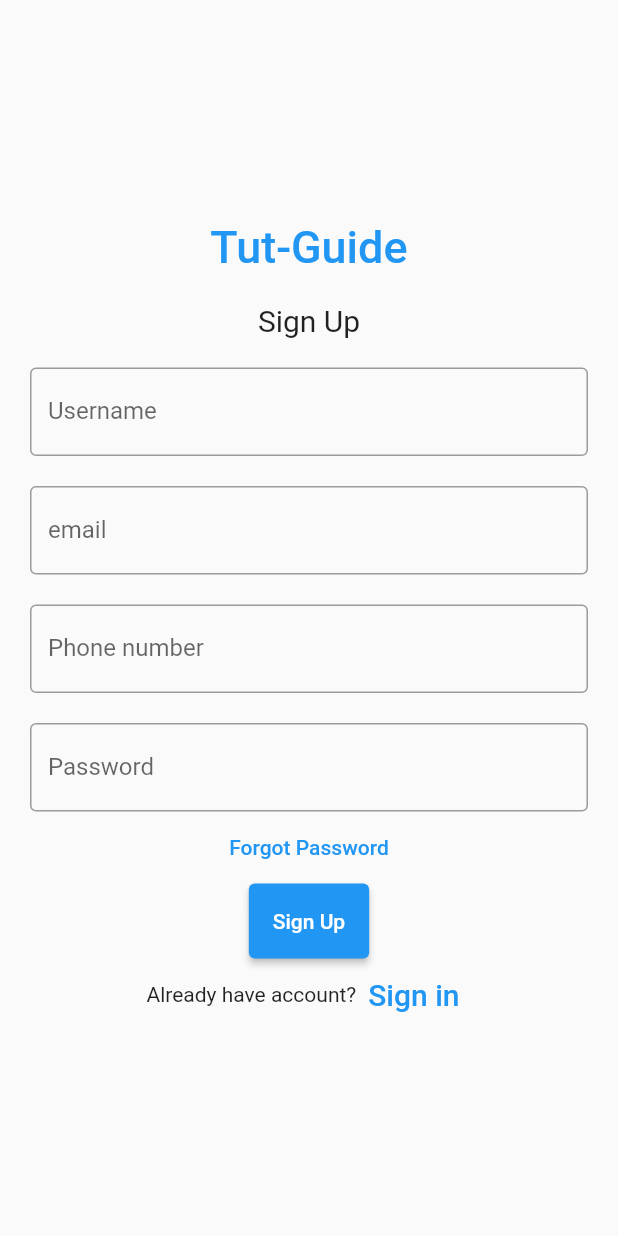
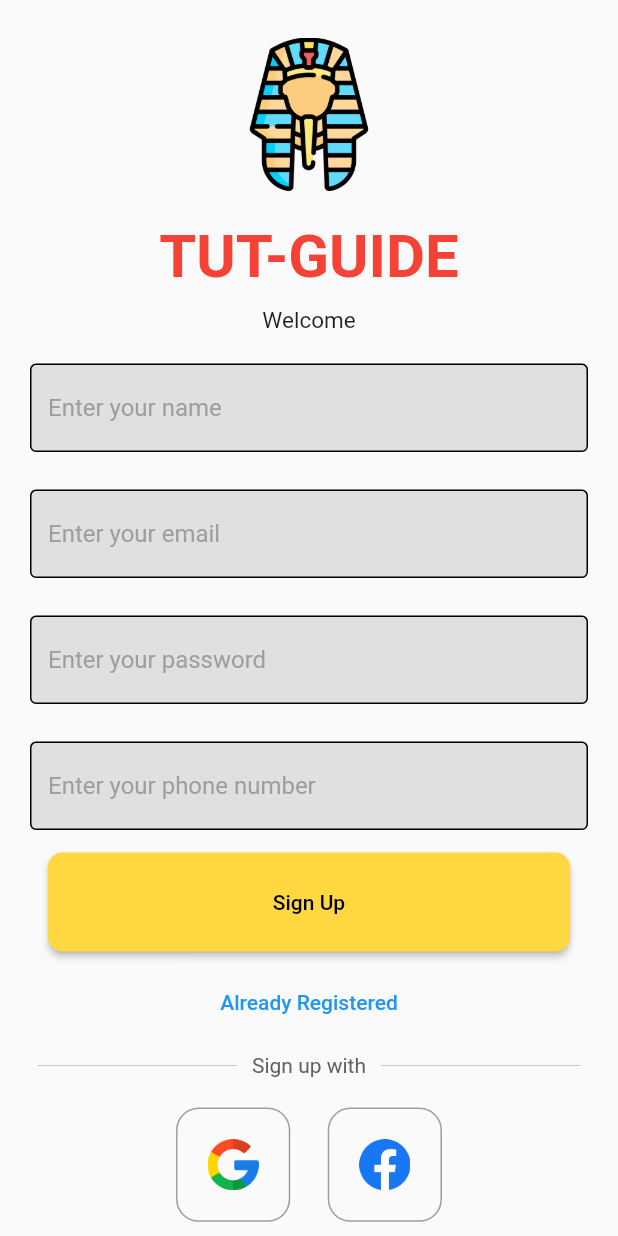
Before and after one commit to EzzEldinAbdUlHafiz/Tour-guide, a Flutter app: the RegisterScreen screen opened directly, on a phone screen of 412 x 824 dp. Run offline on Flutter 3.47's test engine with Material 2 defaults, Android fonts, the phone set to English and light mode, and no system bars; our stand-ins replace curved_navigation_bar.

Commit message:
commit-11

```diff
--- a/lib/Screens/components/eventCard.dart
+++ b/lib/Screens/components/eventCard.dart
@@ -25,6 +25,7 @@ class EventCard extends StatelessWidget {
             ),
             child: Image.asset(
               img,
+              // fit: BoxFit.fitHeight,
             ),
           ),
           SizedBox(height: 10),
--- /dev/null
+++ b/lib/Screens/components/myTextField.dart
@@ -0,0 +1,42 @@
+// ignore_for_file: prefer_const_constructors
+
+import 'package:flutter/material.dart';
+
+class MyTextField extends StatelessWidget {
+  final controller;
+  final String hintText;
+  final bool obscureText;
+  final TextInputType? keyboardType;
+
+  const MyTextField({
+    super.key,
+    required this.controller,
+    required this.hintText,
+    required this.obscureText,
+    required this.keyboardType,
+  });
+
+  @override
+  Widget build(BuildContext context) {
+    return Padding(
+      padding: const EdgeInsets.fromLTRB(20, 10, 20, 15),
+      child: TextField(
+        keyboardType: keyboardType,
+        controller: controller,
+        obscureText: obscureText,
+        decoration: InputDecoration(
+          enabledBorder: OutlineInputBorder(
+            borderSide: BorderSide(color: Colors.black),
+          ),
+          focusedBorder: OutlineInputBorder(
+            borderSide: BorderSide(color: Colors.blueAccent),
+          ),
+          fillColor: Colors.grey.shade300,
+          filled: true,
+          hintText: hintText,
+          hintStyle: TextStyle(color: Colors.grey),
+        ),
+      ),
+    );
+  }
+}
--- a/lib/Screens/components/navBar.dart
+++ b/lib/Screens/components/navBar.dart
@@ -27,7 +27,7 @@ class _NavBarWidgetState extends State<NavBarWidget> {
     HomeScreen(),
     SearchScreen(),
     EventScreen(),
-    Profile(),
+    ProfileScreen(),
   ];
 
   @override
--- a/lib/Screens/mainScreen.dart
+++ b/lib/Screens/mainScreen.dart
@@ -1,3 +1,5 @@
+// ignore_for_file: prefer_const_constructors
+
 import 'package:flutter/material.dart';
 import 'components/navBar.dart';
 
--- a/lib/Screens/profileScreen.dart
+++ b/lib/Screens/profileScreen.dart
@@ -1,7 +1,7 @@
 import 'package:flutter/material.dart';
 
-class Profile extends StatelessWidget {
-  const Profile({super.key});
+class ProfileScreen extends StatelessWidget {
+  const ProfileScreen({super.key});
 
   @override
   Widget build(BuildContext context) {
--- a/lib/Screens/registerScreen.dart
+++ b/lib/Screens/registerScreen.dart
@@ -1,131 +1,172 @@
+// ignore_for_file: prefer_const_constructors
+// ignore_for_file: prefer_const_literals_to_create_immutables
+
 import 'package:flutter/material.dart';
-import 'loginScreen.dart';
+import 'package:tutguide/Screens/components/myTextField.dart';
+import 'package:tutguide/Screens/mainScreen.dart';
+import 'registerScreen.dart';
 
 class RegisterScreen extends StatelessWidget {
-  const RegisterScreen({super.key});
+  RegisterScreen({super.key});
+  final email = TextEditingController();
+  final name = TextEditingController();
+  final phoneNumber = TextEditingController();
+  final password = TextEditingController();
 
   @override
   Widget build(BuildContext context) {
     return Scaffold(
-      // appBar: AppBar(title: const Text("Tut-guide")),
-      body: const RegisterScreenWidget(),
+      body: SafeArea(
+        child: SingleChildScrollView(
+          child: Center(
+            child: Column(
+              children: [
+                // logo & name
+                SizedBox(height: 25),
+                Image.asset(
+                  "assets/images/pharaoh.png",
+                  scale: 5,
+                ),
+                SizedBox(height: 20),
+                Text(
+                  'TUT-GUIDE',
+                  style: TextStyle(
+                      fontSize: 40,
+                      fontWeight: FontWeight.bold,
+                      color: Colors.red),
+                ),
+                SizedBox(height: 10),
+
+                // welcome
+                Text(
+                  'Welcome',
+                  style: TextStyle(
+                    fontSize: 15,
+                  ),
+                ),
+                SizedBox(height: 10),
+
+                // username
+                MyTextField(
+                  controller: name,
+                  obscureText: false,
+                  hintText: 'Enter your name',
+                  keyboardType: TextInputType.name,
+                ),
+
+                MyTextField(
+                  controller: email,
+                  obscureText: false,
+                  hintText: 'Enter your email',
+                  keyboardType: TextInputType.emailAddress,
+                ),
+
+                MyTextField(
+                    controller: password,
+                    obscureText: true,
+                    hintText: 'Enter your password',
+                    keyboardType: TextInputType.visiblePassword),
+
+                MyTextField(
+                  controller: phoneNumber,
+                  obscureText: false,
+                  hintText: 'Enter your phone number',
+                  keyboardType: TextInputType.phone,
+                ),
+
+                ElevatedButton(
+                  style: ElevatedButton.styleFrom(
+                    backgroundColor: Colors.amberAccent,
+                    padding: EdgeInsets.fromLTRB(150, 25, 150, 25),
+                    shape: RoundedRectangleBorder(
+                      borderRadius: BorderRadius.circular(10),
+                    ),
+                  ),
+                  child: const Text(
+                    'Sign Up',
+                    style: TextStyle(
+                      color: Colors.black,
+                    ),
+                  ),
+                  onPressed: () {
+                    Navigator.push(
+                      context,
+                      MaterialPageRoute(
+                          builder: (context) => const MainScreen()),
+                    );
+                  },
+                ),
+                SizedBox(height: 10),
+                TextButton(
+                  onPressed: () {
+                    Navigator.pop(context);
+                  },
+                  child: Text('Already Registered'),
+                ),
+                SizedBox(height: 10),
+                // signin with
+                Padding(
+                  padding: EdgeInsets.symmetric(horizontal: 25),
+                  child: Row(
+                    children: [
+                      Expanded(
+                        child: Divider(
+                          thickness: 0.5,
+                          color: Colors.grey.shade400,
+                        ),
+                      ),
+                      Padding(
+                        padding: EdgeInsets.symmetric(horizontal: 10),
+                        child: Text(
+                          'Sign up with',
+                          style: TextStyle(color: Colors.grey.shade700),
+                        ),
+                      ),
+                      Expanded(
+                        child: Divider(
+                          thickness: 0.5,
+                          color: Colors.grey.shade400,
+                        ),
+                      ),
+                    ],
+                  ),
+                ),
+                SizedBox(height: 20),
+
+                // google facebook
+                Row(
+                  mainAxisAlignment: MainAxisAlignment.center,
+                  children: [
+                    Container(
+                      padding: EdgeInsets.all(20),
+                      decoration: BoxDecoration(
+                        border: Border.all(color: Colors.grey),
+                        borderRadius: BorderRadius.circular(15),
+                      ),
+                      child: Image.asset(
+                        "assets/images/google.png",
+                        scale: 15,
+                      ),
+                    ),
+                    SizedBox(width: 25),
+                    Container(
+                      padding: EdgeInsets.all(20),
+                      decoration: BoxDecoration(
+                        border: Border.all(color: Colors.grey),
+                        borderRadius: BorderRadius.circular(15),
+                      ),
+                      child: Image.asset(
+                        "assets/images/facebook.png",
+                        scale: 15,
+                      ),
+                    ),
+                  ],
+                ),
+              ],
+            ),
+          ),
+        ),
+      ),
     );
   }
 }
-
-class RegisterScreenWidget extends StatefulWidget {
-  const RegisterScreenWidget({super.key});
-
-  @override
-  State<RegisterScreenWidget> createState() => _RegisterScreenWidgetState();
-}
-
-class _RegisterScreenWidgetState extends State<RegisterScreenWidget> {
-  TextEditingController nameController = TextEditingController();
-  TextEditingController emailController = TextEditingController();
-  TextEditingController passwordController = TextEditingController();
-  TextEditingController phoneNumberController = TextEditingController();
-
-  @override
-  Widget build(BuildContext context) {
-    return Padding(
-        padding: const EdgeInsets.all(10),
-        child: Column(
-          mainAxisAlignment: MainAxisAlignment.center,
-          children: <Widget>[
-            Container(
-                alignment: Alignment.center,
-                padding: const EdgeInsets.all(10),
-                child: const Text(
-                  'Tut-Guide',
-                  style: TextStyle(
-                      color: Colors.blue,
-                      fontWeight: FontWeight.w500,
-                      fontSize: 30),
-                )),
-            Container(
-                alignment: Alignment.center,
-                padding: const EdgeInsets.all(10),
-                child: const Text(
-                  'Sign Up',
-                  style: TextStyle(fontSize: 20),
-                )),
-            Container(
-              padding: const EdgeInsets.all(10),
-              child: TextField(
-                controller: nameController,
-                decoration: const InputDecoration(
-                  border: OutlineInputBorder(),
-                  labelText: 'Username',
-                ),
-              ),
-            ),
-            Container(
-              padding: const EdgeInsets.all(10),
-              child: TextField(
-                controller: emailController,
-                decoration: const InputDecoration(
-                  border: OutlineInputBorder(),
-                  labelText: 'email',
-                ),
-              ),
-            ),
-            Container(
-              padding: const EdgeInsets.all(10),
-              child: TextField(
-                controller: phoneNumberController,
-                keyboardType: TextInputType.number,
-                decoration: const InputDecoration(
-                  border: OutlineInputBorder(),
-                  labelText: 'Phone number',
-                ),
-              ),
-            ),
-            Container(
-              padding: const EdgeInsets.fromLTRB(10, 10, 10, 0),
-              child: TextField(
-                obscureText: true,
-                controller: passwordController,
-                decoration: const InputDecoration(
-                  border: OutlineInputBorder(),
-                  labelText: 'Password',
-                ),
-              ),
-            ),
-            TextButton(
-              onPressed: () {
-                //forgot password screen
-              },
-              child: const Text(
-                'Forgot Password',
-              ),
-            ),
-            Container(
-                height: 50,
-                padding: const EdgeInsets.fromLTRB(10, 0, 10, 0),
-                child: ElevatedButton(
-                  child: const Text('Sign Up'),
-                  onPressed: () {
-                    print(nameController.text);
-                    print(passwordController.text);
-                  },
-                )),
-            Row(
-              mainAxisAlignment: MainAxisAlignment.center,
-              children: <Widget>[
-                const Text('Already have account?'),
-                TextButton(
-                  child: const Text(
-                    'Sign in',
-                    style: TextStyle(fontSize: 20),
-                  ),
-                  onPressed: () {
-                    Navigator.pop(context);
-                  },
-                )
-              ],
-            ),
-          ],
-        ));
-  }
-}
--- a/lib/main.dart
+++ b/lib/main.dart
@@ -1,4 +1,5 @@
 import 'package:flutter/material.dart';
+import 'package:tutguide/Screens/homeScreen.dart';
 import 'package:tutguide/Screens/mainScreen.dart';
 import 'package:tutguide/Screens/searchScreen.dart';
 import 'Screens/loginScreen.dart';
@@ -16,7 +17,7 @@ class MyApp extends StatelessWidget {
       debugShowCheckedModeBanner: false,
       title: 'Tut-Guide',
       theme: ThemeData(),
-      home: MainScreen(),
+      home: LoginScreen(),
     );
   }
 }
```
Also changed, not shown: lib/Screens/components/smallCard.dart (+6 -3 lines), lib/Screens/homeScreen.dart (+13 -10 lines), lib/Screens/loginScreen.dart (+155 -87 lines), assets/images/facebook.png (added), assets/images/google.png (added), assets/images/pharaoh.png (added), assets/images/qr-code.gif (added), assets/images/qr-code.png (added), 5 other files.
